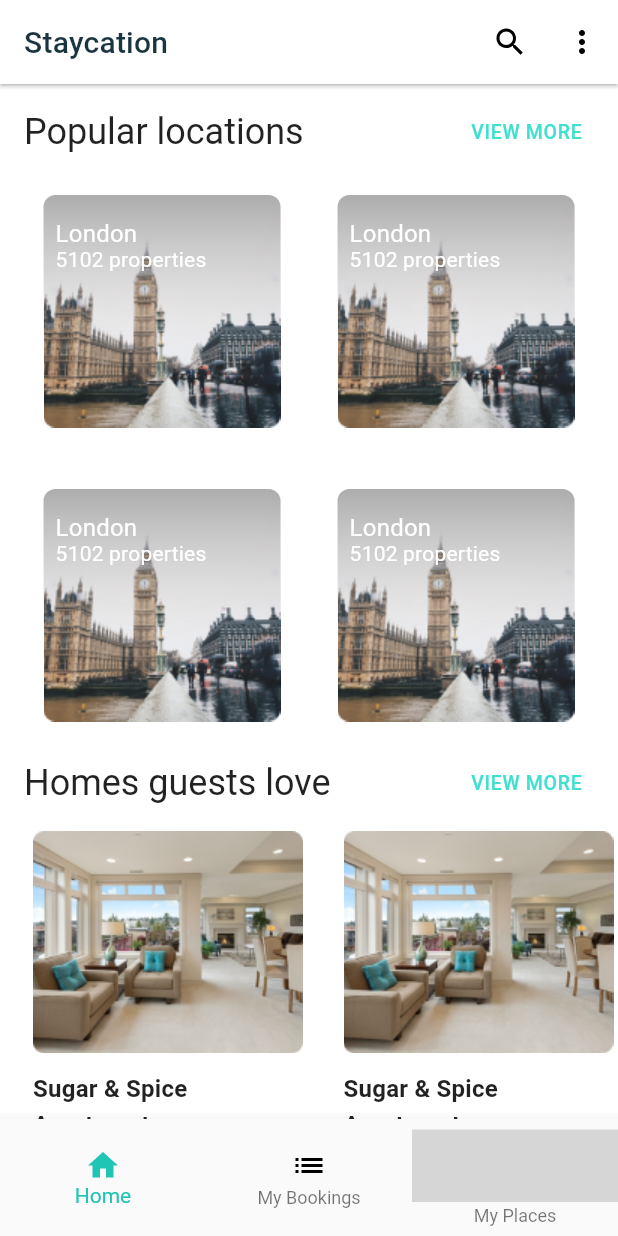
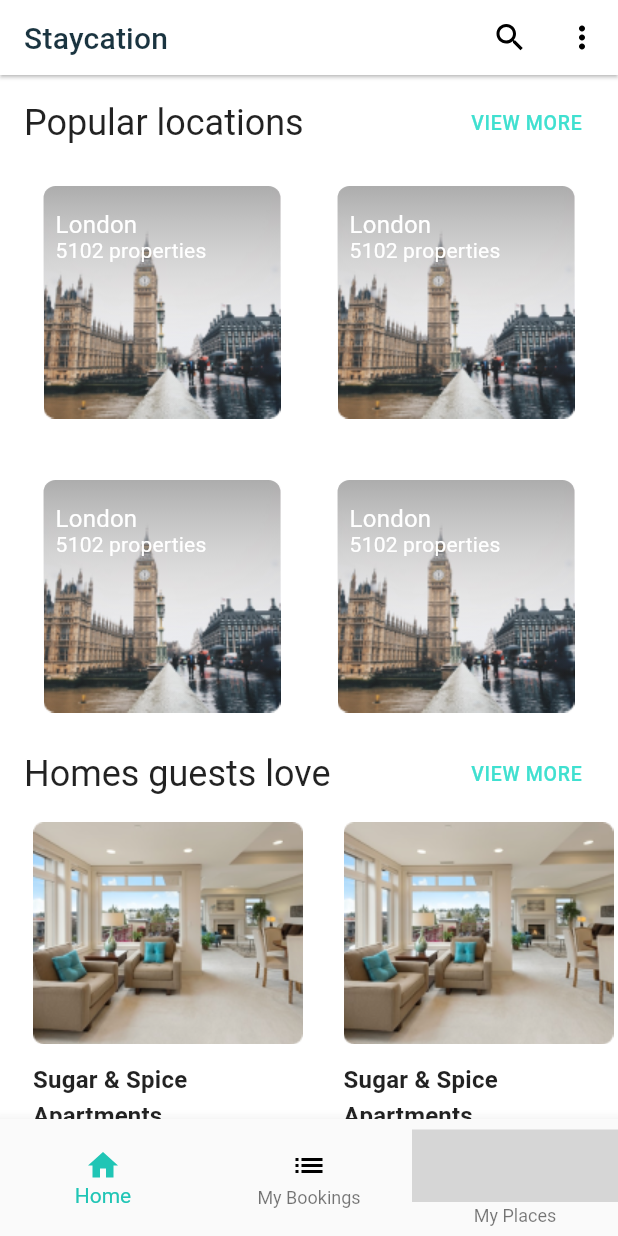
Before and after one commit to apptonio/staycation, a Flutter app: the screen it shows after launch, on a phone screen of 412 x 824 dp. Run offline on Flutter 3.47's test engine with Material 2 defaults, Android fonts, the phone set to English and light mode, and no system bars; our stand-ins replace dio, flutter_svg, google_fonts; grey boxes are pictures that could not be loaded.

Commit message:
fix appBar widget

```diff
--- a/lib/screens/home-screen/home_screen.dart
+++ b/lib/screens/home-screen/home_screen.dart
@@ -5,6 +5,7 @@ import 'package:flutter_svg/flutter_svg.dart';
 
 import './widgets/popular_locations.dart';
 import './widgets/homes_guests_love.dart';
+import '../../shared/widgets/app_bar_widget.dart';
 
 class HomeScreen extends StatelessWidget {
   const HomeScreen({Key? key}) : super(key: key);
@@ -12,20 +13,7 @@ class HomeScreen extends StatelessWidget {
   @override
   Widget build(BuildContext context) {
     return Scaffold(
-      appBar: AppBar(
-        title: Text('Staycation',
-            style: textTheme.headline6!
-                .merge(TextStyle(color: ThemeColors.teal800))),
-        actions: [
-          IconButton(
-              onPressed: () {}, icon: SvgPicture.asset(Assets.icons.search)),
-          IconButton(
-              onPressed: () {}, icon: SvgPicture.asset(Assets.icons.more))
-        ],
-        backgroundColor: ThemeColors.white,
-        foregroundColor: ThemeColors.teal800,
-        elevation: 1,
-      ),
+      appBar: MyAppBar("Staycation"),
       resizeToAvoidBottomInset: false,
       body: SafeArea(
         child: SingleChildScrollView(
--- /dev/null
+++ b/lib/shared/widgets/app_bar_widget.dart
@@ -0,0 +1,32 @@
+import 'package:flutter/material.dart';
+import 'package:flutter_svg/flutter_svg.dart';
+import 'package:devcademy_flutter/assets.dart';
+import 'package:devcademy_flutter/theme.dart';
+
+class MyAppBar extends StatelessWidget with PreferredSizeWidget {
+  @override
+  final Size preferredSize;
+
+  final String title;
+
+  MyAppBar(this.title, {Key? key})
+      : preferredSize = const Size.fromHeight(50.0),
+        super(key: key);
+
+  @override
+  Widget build(BuildContext context) {
+    return AppBar(
+      title: Text(title,
+          style: textTheme.headline6!
+              .merge(TextStyle(color: ThemeColors.teal800))),
+      actions: [
+        IconButton(
+            onPressed: () {}, icon: SvgPicture.asset(Assets.icons.search)),
+        IconButton(onPressed: () {}, icon: SvgPicture.asset(Assets.icons.more))
+      ],
+      backgroundColor: ThemeColors.white,
+      foregroundColor: ThemeColors.teal800,
+      elevation: 1,
+    );
+  }
+}
```
